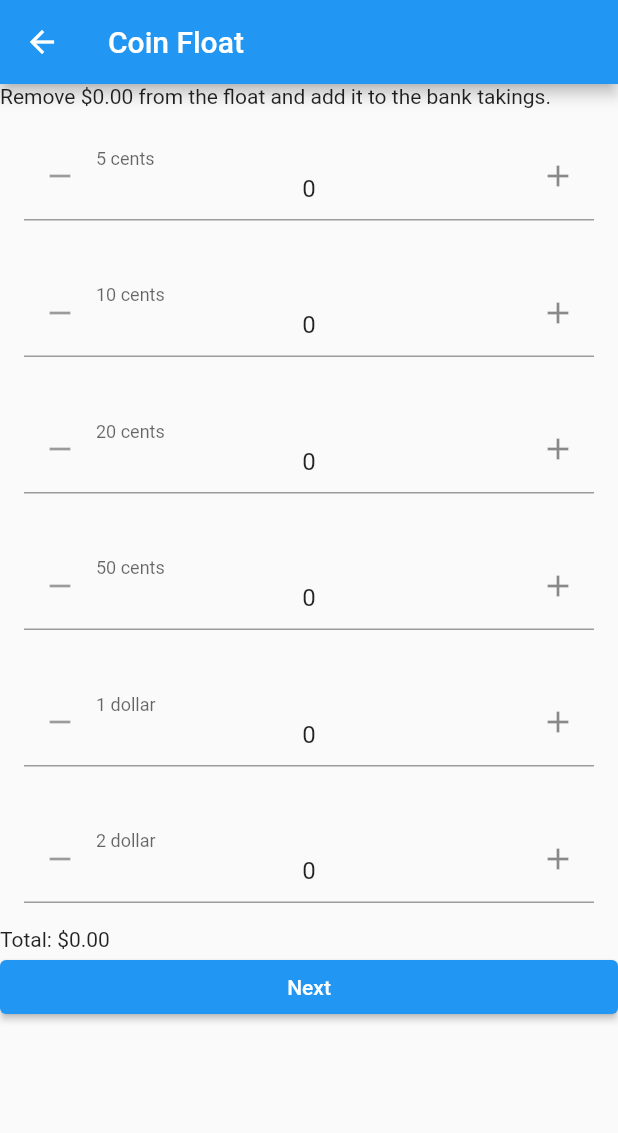
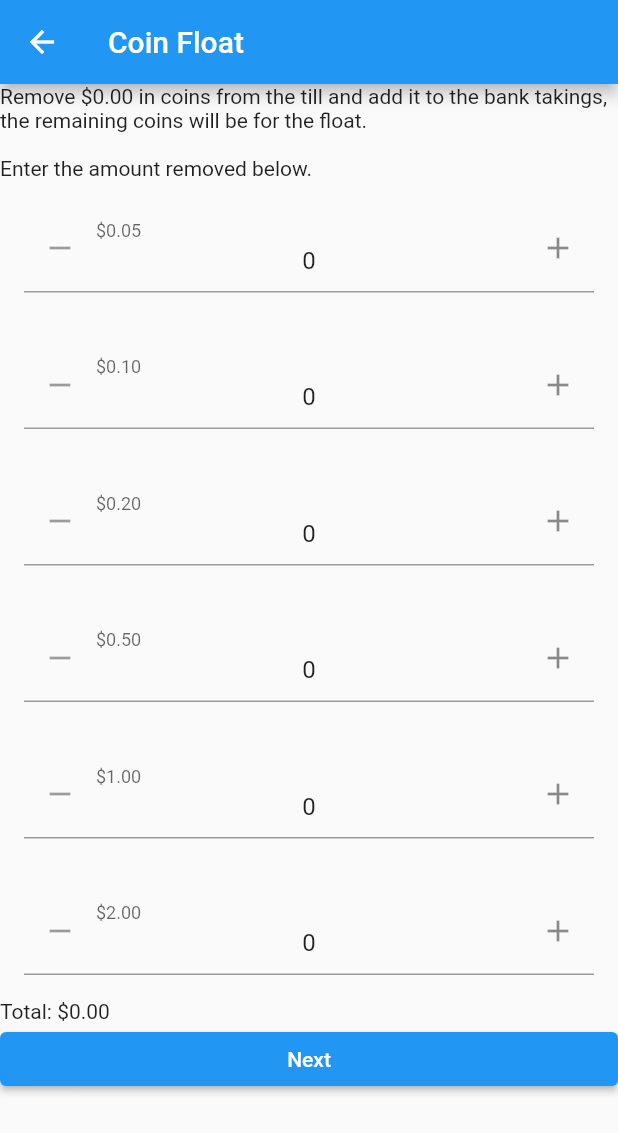
Before and after one commit to G-Tang2/g-tang2.github.io, a Flutter app: the CoinFloatPage screen opened by its route, on a phone screen of 412 x 824 dp. Shown: the top 1133 px of the screen. Run offline on Flutter 3.47's test engine with Material 2 defaults, Android fonts, the phone set to English and light mode, and no system bars; drawn by our look-alikes of flutter_spinbox.

Commit message:
Update cash denomination text to be in .xx format

```diff
--- a/lib/page/coin_float.dart
+++ b/lib/page/coin_float.dart
@@ -27,13 +27,15 @@ class _CoinFloatPageState extends State<CoinFloatPage> {
       body: Scrollbar(
           child: ListView(children: [
         Text(
-            'Remove \$${excessCoins().toStringAsFixed(2)} from the float and add it to the bank takings.'),
-        const TakingHorizontalSpinBox(0, '5 cents', CashType.coin),
-        const TakingHorizontalSpinBox(1, '10 cents', CashType.coin),
-        const TakingHorizontalSpinBox(2, '20 cents', CashType.coin),
-        const TakingHorizontalSpinBox(3, '50 cents', CashType.coin),
-        const TakingHorizontalSpinBox(4, '1 dollar', CashType.coin),
-        const TakingHorizontalSpinBox(5, '2 dollar', CashType.coin),
+            'Remove \$${excessCoins().toStringAsFixed(2)} in coins from the till and add it to the bank takings, the remaining coins will be for the float.'),
+        const Text(''),
+        const Text('Enter the amount removed below.'),
+        const TakingHorizontalSpinBox(0, '\$0.05', CashType.coin),
+        const TakingHorizontalSpinBox(1, '\$0.10', CashType.coin),
+        const TakingHorizontalSpinBox(2, '\$0.20', CashType.coin),
+        const TakingHorizontalSpinBox(3, '\$0.50', CashType.coin),
+        const TakingHorizontalSpinBox(4, '\$1.00', CashType.coin),
+        const TakingHorizontalSpinBox(5, '\$2.00', CashType.coin),
         Text(
             'Total: \$${context.watch<TakingModel>().getTotalCoins.toStringAsFixed(2)}'),
         makeButton()
--- a/lib/page/finalising_tablet.dart
+++ b/lib/page/finalising_tablet.dart
@@ -84,8 +84,4 @@ class _FinalisingTabletPageState extends State<FinalisingTabletPage> {
           steps: stepList,
         ));
   }
-
-  //  void handleClick() {
-  //    Navigator.pushNamed(context, FinalisingTabletPage.route);
-  //  }
 }
--- a/lib/page/finalising_terminal.dart
+++ b/lib/page/finalising_terminal.dart
@@ -83,32 +83,28 @@ class _FinalisingTerminalPageState extends State<FinalisingTerminalPage> {
   Widget makeTable() {
     return Table(border: TableBorder.all(), children: <TableRow>[
       tableHeader(),
-      tableBody('5 cents',
+      tableBody('\$0.05',
           context.read<TakingModel>().getCoinCount(0).toStringAsFixed(0)),
-      tableBody('10 cents',
+      tableBody('\$0.10',
           context.read<TakingModel>().getCoinCount(1).toStringAsFixed(0)),
-      tableBody('20 cents',
+      tableBody('\$0.20',
           context.read<TakingModel>().getCoinCount(2).toStringAsFixed(0)),
-      tableBody('50 cents',
+      tableBody('\$0.50',
           context.read<TakingModel>().getCoinCount(3).toStringAsFixed(0)),
-      tableBody('1 dollar',
+      tableBody('\$1.00',
           context.read<TakingModel>().getCoinCount(4).toStringAsFixed(0)),
-      tableBody('2 dollar',
+      tableBody('\$2.00',
           context.read<TakingModel>().getCoinCount(5).toStringAsFixed(0)),
-      tableBody('5 dollar',
+      tableBody('\$5.00',
           context.read<TakingModel>().getNoteCount(0).toStringAsFixed(0)),
-      tableBody('10 dollar',
+      tableBody('\$10.00',
           context.read<TakingModel>().getNoteCount(1).toStringAsFixed(0)),
-      tableBody('20 dollar',
+      tableBody('\$20.00',
           context.read<TakingModel>().getNoteCount(2).toStringAsFixed(0)),
-      tableBody('50 dollar',
+      tableBody('\$50.00',
           context.read<TakingModel>().getNoteCount(3).toStringAsFixed(0)),
-      tableBody('100 dollar',
+      tableBody('\$100.00',
           context.read<TakingModel>().getNoteCount(4).toStringAsFixed(0)),
     ]);
   }
-
-  //  void handleClick() {
-  //    Navigator.pushNamed(context, FinalisingTerminalPage.route);
-  //  }
 }
--- a/lib/page/home.dart
+++ b/lib/page/home.dart
@@ -30,9 +30,4 @@ class _HomePageState extends State<HomePage> {
           ],
         ),
       ));
-
-  //  void handleClick() {
-  //    Navigator.pushNamed(context, SafePage.route);
-  //  }
-
 }
--- a/lib/page/note_float.dart
+++ b/lib/page/note_float.dart
@@ -31,11 +31,11 @@ class _NotenFloatPageState extends State<NoteFloatPage> {
           body: Scrollbar(
               child: ListView(children: [
             makeInstructionText(),
-            const FloatHorizontalSpinBox(0, '5 dollar', CashType.note),
-            const FloatHorizontalSpinBox(1, '10 dollar', CashType.note),
-            const FloatHorizontalSpinBox(2, '20 dollar', CashType.note),
-            const FloatHorizontalSpinBox(3, '50 dollar', CashType.note),
-            const FloatHorizontalSpinBox(4, '100 dollar', CashType.note),
+            const FloatHorizontalSpinBox(0, '\$5.00', CashType.note),
+            const FloatHorizontalSpinBox(1, '\$10.00', CashType.note),
+            const FloatHorizontalSpinBox(2, '\$20.00', CashType.note),
+            const FloatHorizontalSpinBox(3, '\$50.00', CashType.note),
+            const FloatHorizontalSpinBox(4, '\$100.00', CashType.note),
             Text(
                 'Total: \$${context.watch<FloatModel>().getTotalNotes.toStringAsFixed(2)}'),
             makeButton()
@@ -47,7 +47,7 @@ class _NotenFloatPageState extends State<NoteFloatPage> {
                 context.read<FloatModel>().getTotalCoins)
             .toStringAsFixed(2));
     return Text(
-        'Add \$${remainingFloatAmount.toStringAsFixed(2)} in notes to be in the float.\nThe remaining will be for the bank takings.');
+        'Remove \$${remainingFloatAmount.toStringAsFixed(2)} in notes from the till and add it to the float, the remaining will be for the bank takings.\n\nEnter the amount removed below.');
   }
 
   Widget makeButton() {
--- a/lib/page/safe.dart
+++ b/lib/page/safe.dart
@@ -22,12 +22,12 @@ class _SafePageState extends State<SafePage> {
       body: Scrollbar(
           child: ListView(children: [
         const Text('Enter the number of rolls for each coin denomination.'),
-        const SafeHorizontalSpinBox(0, '5 cents'),
-        const SafeHorizontalSpinBox(1, '10 cents'),
-        const SafeHorizontalSpinBox(2, '20 cents'),
-        const SafeHorizontalSpinBox(3, '50 cents'),
-        const SafeHorizontalSpinBox(4, '1 dollar'),
-        const SafeHorizontalSpinBox(5, '2 dollar'),
+        const SafeHorizontalSpinBox(0, '\$0.05'),
+        const SafeHorizontalSpinBox(1, '\$0.10'),
+        const SafeHorizontalSpinBox(2, '\$0.20'),
+        const SafeHorizontalSpinBox(3, '\$0.50'),
+        const SafeHorizontalSpinBox(4, '\$1.00'),
+        const SafeHorizontalSpinBox(5, '\$2.00'),
         Text(
             'Total: \$${context.watch<SafeModel>().getTotal.toStringAsFixed(2)}'),
         ElevatedButton(
@@ -36,8 +36,4 @@ class _SafePageState extends State<SafePage> {
             },
             child: const Text('Next'))
       ])));
-
-  //  void handleClick() {
-  //    Navigator.pushNamed(context, SafePage.route);
-  //  }
 }
--- a/lib/page/takings.dart
+++ b/lib/page/takings.dart
@@ -45,27 +45,27 @@ class _TakingsPageState extends State<TakingsPage> {
   Widget makeTable() {
     return Table(border: TableBorder.all(), children: <TableRow>[
       tableHeader(),
-      tableBody('5 cents',
+      tableBody('\$0.05',
           context.read<TakingModel>().getCoinCount(0).toStringAsFixed(0)),
-      tableBody('10 cents',
+      tableBody('\$0.10',
           context.read<TakingModel>().getCoinCount(1).toStringAsFixed(0)),
-      tableBody('20 cents',
+      tableBody('\$0.20',
           context.read<TakingModel>().getCoinCount(2).toStringAsFixed(0)),
-      tableBody('50 cents',
+      tableBody('\$0.50',
           context.read<TakingModel>().getCoinCount(3).toStringAsFixed(0)),
-      tableBody('1 dollar',
+      tableBody('\$1.00',
           context.read<TakingModel>().getCoinCount(4).toStringAsFixed(0)),
-      tableBody('2 dollar',
+      tableBody('\$2.00',
           context.read<TakingModel>().getCoinCount(5).toStringAsFixed(0)),
-      tableBody('5 dollar',
+      tableBody('\$5.00',
           context.read<TakingModel>().getNoteCount(0).toStringAsFixed(0)),
-      tableBody('10 dollar',
+      tableBody('\$10.00',
           context.read<TakingModel>().getNoteCount(1).toStringAsFixed(0)),
-      tableBody('20 dollar',
+      tableBody('\$20.00',
           context.read<TakingModel>().getNoteCount(2).toStringAsFixed(0)),
-      tableBody('50 dollar',
+      tableBody('\$50.00',
           context.read<TakingModel>().getNoteCount(3).toStringAsFixed(0)),
-      tableBody('100 dollar',
+      tableBody('\$100.00',
           context.read<TakingModel>().getNoteCount(4).toStringAsFixed(0)),
     ]);
   }
@@ -88,7 +88,4 @@ class _TakingsPageState extends State<TakingsPage> {
     context.read<TakingModel>().subtractNoteCount(notesInTakings);
     return Future.value(true);
   }
-  //  void handleClick() {
-  //    Navigator.pushNamed(context, TakingsPage.route);
-  //  }
 }
--- a/lib/page/till.dart
+++ b/lib/page/till.dart
@@ -23,17 +23,17 @@ class _TillPageState extends State<TillPage> {
       body: Scrollbar(
           child: ListView(children: [
         const Text('Enter the number coins and notes for each denomination.'),
-        const TillHorizontalSpinBox(0, '5 cents', CashType.coin),
-        const TillHorizontalSpinBox(1, '10 cents', CashType.coin),
-        const TillHorizontalSpinBox(2, '20 cents', CashType.coin),
-        const TillHorizontalSpinBox(3, '50 cents', CashType.coin),
-        const TillHorizontalSpinBox(4, '1 dollar', CashType.coin),
-        const TillHorizontalSpinBox(5, '2 dollar', CashType.coin),
-        const TillHorizontalSpinBox(0, '5 dollar', CashType.note),
-        const TillHorizontalSpinBox(1, '10 dollar', CashType.note),
-        const TillHorizontalSpinBox(2, '20 dollar', CashType.note),
-        const TillHorizontalSpinBox(3, '50 dollar', CashType.note),
-        const TillHorizontalSpinBox(4, '100 dollar', CashType.note),
+        const TillHorizontalSpinBox(0, '\$0.05', CashType.coin),
+        const TillHorizontalSpinBox(1, '\$0.10', CashType.coin),
+        const TillHorizontalSpinBox(2, '\$0.20', CashType.coin),
+        const TillHorizontalSpinBox(3, '\$0.50', CashType.coin),
+        const TillHorizontalSpinBox(4, '\$1.00', CashType.coin),
+        const TillHorizontalSpinBox(5, '\$2.00', CashType.coin),
+        const TillHorizontalSpinBox(0, '\$5.00', CashType.note),
+        const TillHorizontalSpinBox(1, '\$10.00', CashType.note),
+        const TillHorizontalSpinBox(2, '\$20.00', CashType.note),
+        const TillHorizontalSpinBox(3, '\$50.00', CashType.note),
+        const TillHorizontalSpinBox(4, '\$100.00', CashType.note),
         Text(
             'Total: \$${context.watch<TillModel>().getTotal.toStringAsFixed(2)}'),
         ElevatedButton(
@@ -42,8 +42,4 @@ class _TillPageState extends State<TillPage> {
             },
             child: const Text('Next'))
       ])));
-
-  //  void handleClick() {
-  //    Navigator.pushNamed(context, TillPage.route);
-  //  }
 }
```
